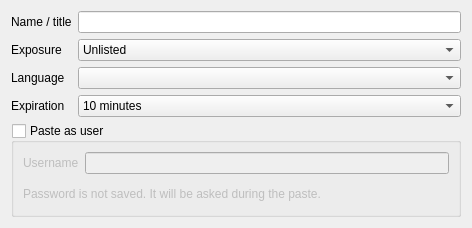
The window that src/PasteServices/Pastebin/PastebinSettings.ui (aither64/haveclip-core) describes before a commit, drawn with Qt 5.
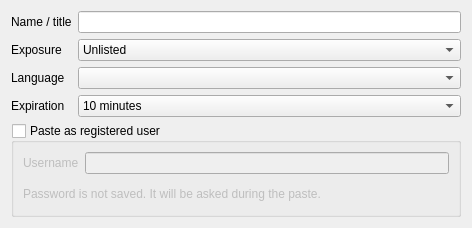
The same window after the commit.

The edit to the form file:
```diff
--- a/src/PasteServices/Pastebin/PastebinSettings.ui
+++ b/src/PasteServices/Pastebin/PastebinSettings.ui
@@ -119,7 +119,7 @@
    <item>
     <widget class="QGroupBox" name="loginGroupBox">
      <property name="title">
-      <string>Paste as user</string>
+      <string>Paste as registered user</string>
      </property>
      <property name="checkable">
       <bool>true</bool>
```
